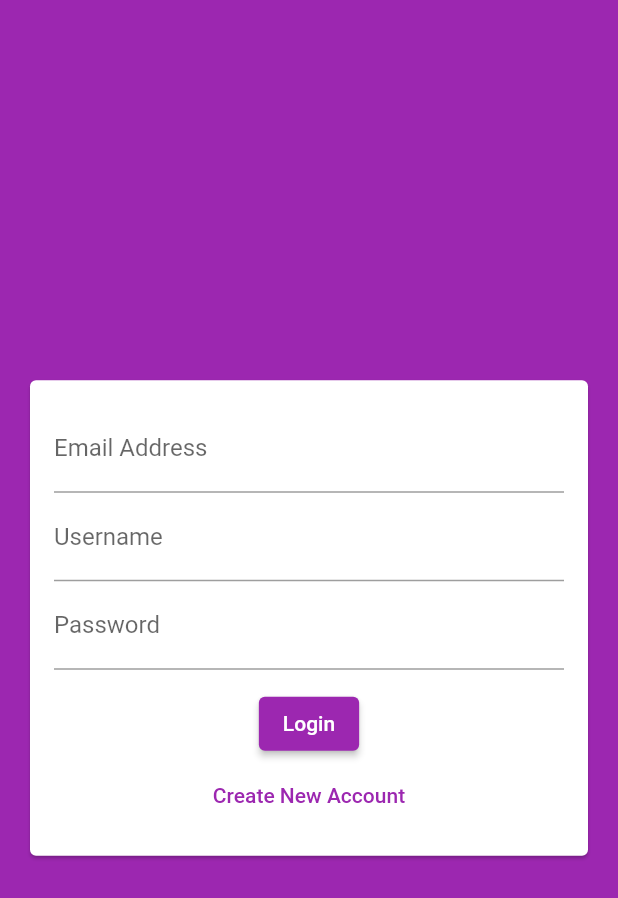
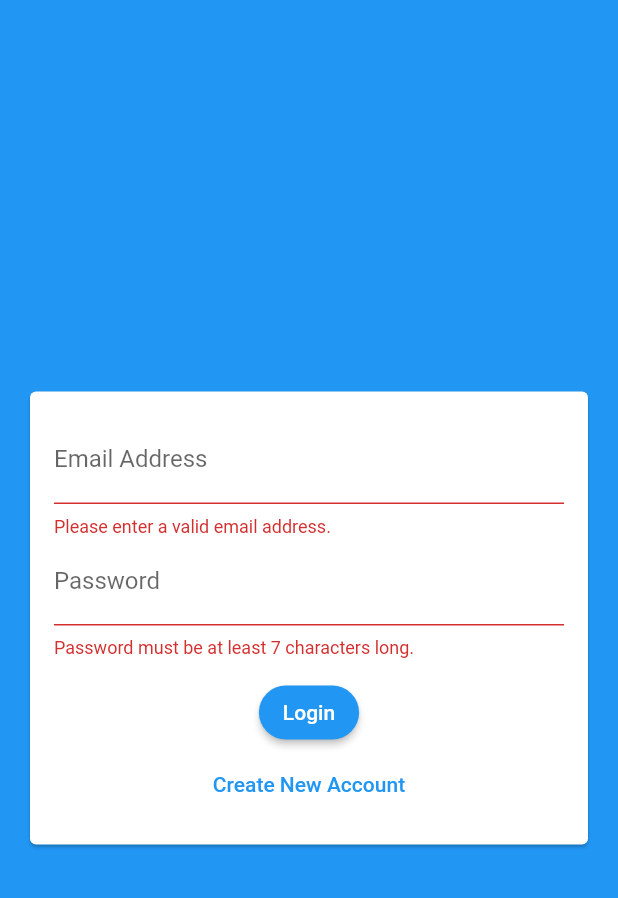
Before and after one commit to mtanaya09/Flutter-Chat, a Flutter app: the screen it shows after launch, after a tap on "Login", on a phone screen of 412 x 824 dp. Shown: the top 898 px of the screen. Run offline on Flutter 3.47's test engine with Material 2 defaults, Android fonts, the light colour scheme and no system bars; our stand-ins replace cloud_firestore, firebase_core; accounts and stored records are empty.

Commit message:
Creating an Authentication Form

```diff
--- a/lib/main.dart
+++ b/lib/main.dart
@@ -15,7 +15,7 @@
     return MaterialApp(
       title: 'FlutterChat',
       theme: ThemeData(
-        colorScheme: ColorScheme.fromSwatch(primarySwatch: Colors.purple)
+        colorScheme: ColorScheme.fromSwatch(primarySwatch: Colors.blue)
             .copyWith(secondary: Colors.deepOrange),
       ),
       home: AuthScreen(),
--- a/lib/screens/auth_screen.dart
+++ b/lib/screens/auth_screen.dart
@@ -1,5 +1,4 @@
 import 'package:flutter/material.dart';
-
 import 'package:sixth_app/widgets/auth/auth_form.dart';
 
 class AuthScreen extends StatefulWidget {
@@ -8,6 +7,15 @@
 }
 
 class _AuthScreenState extends State<AuthScreen> {
+  void _submitAuthForm(
+    String email,
+    String password,
+    String username,
+    bool isLogin,
+  ) {
+
+  }
+
   @override
   Widget build(BuildContext context) {
     return Scaffold(
--- a/lib/widgets/auth/auth_form.dart
+++ b/lib/widgets/auth/auth_form.dart
@@ -6,6 +6,27 @@
 }
 
 class _AuthFormState extends State<AuthForm> {
+  final _formKey = GlobalKey<FormState>();
+  var _isLogin = true;
+
+  var _userEmail = '';
+  var _userName = '';
+  var _userPassword = '';
+
+  void _trySubmit() {
+    final isValid = _formKey.currentState.validate();
+    FocusScope.of(context).unfocus(); //close the softkeyboard
+
+    if (isValid) {
+      _formKey.currentState.save();
+      print(_userEmail);
+      print(_userName);
+      print(_userPassword);
+
+      //send those value to auth request ...
+    }
+  }
+
   @override
   Widget build(BuildContext context) {
     return Center(
@@ -15,28 +36,71 @@
           child: Padding(
             padding: EdgeInsets.all(16),
             child: Form(
+              key: _formKey,
               child: Column(
                 mainAxisSize: MainAxisSize.min,
                 children: [
                   TextFormField(
+                    key: ValueKey('email'),
                     keyboardType: TextInputType.emailAddress,
                     decoration: InputDecoration(labelText: 'Email Address'),
+                    validator: (value) {
+                      if (value.isEmpty || !value.contains('@')) {
+                        return 'Please enter a valid email address.';
+                      }
+                      return null;
+                    },
+                    onSaved: (value) {
+                      _userEmail = value;
+                    },
                   ),
+                  if (!_isLogin)
+                    TextFormField(
+                      key: ValueKey('username'),
+                      decoration: InputDecoration(labelText: 'Username'),
+                      validator: (value) {
+                        if (value.isEmpty || value.length < 4) {
+                          return 'Please enter at least 4 characters';
+                        }
+                        return null;
+                      },
+                      onSaved: (value) {
+                        _userName = value;
+                      },
+                    ),
                   TextFormField(
-                    decoration: InputDecoration(labelText: 'Username'),
-                  ),
-                  TextFormField(
+                    key: ValueKey('password'),
                     decoration: InputDecoration(labelText: 'Password'),
                     obscureText: true,
+                    validator: (value) {
+                      if (value.isEmpty || value.length < 7) {
+                        return 'Password must be at least 7 characters long.';
+                      }
+                      return null;
+                    },
+                    onSaved: (value) {
+                      _userPassword = value;
+                    },
                   ),
                   SizedBox(height: 12),
                   ElevatedButton(
-                    child: Text('Login'),
-                    onPressed: () {},
+                    style: ElevatedButton.styleFrom(
+                      shape: RoundedRectangleBorder(
+                        borderRadius: BorderRadius.circular(20),
+                      ),
+                    ),
+                    child: Text(_isLogin ? 'Login' : 'Signup'),
+                    onPressed: _trySubmit,
                   ),
                   TextButton(
-                    child: Text('Create New Account'),
-                    onPressed: () {},
+                    child: Text(_isLogin
+                        ? 'Create New Account'
+                        : 'I already have an account'),
+                    onPressed: () {
+                      setState(() {
+                        _isLogin = !_isLogin;
+                      });
+                    },
                   ),
                 ],
               ),
```
